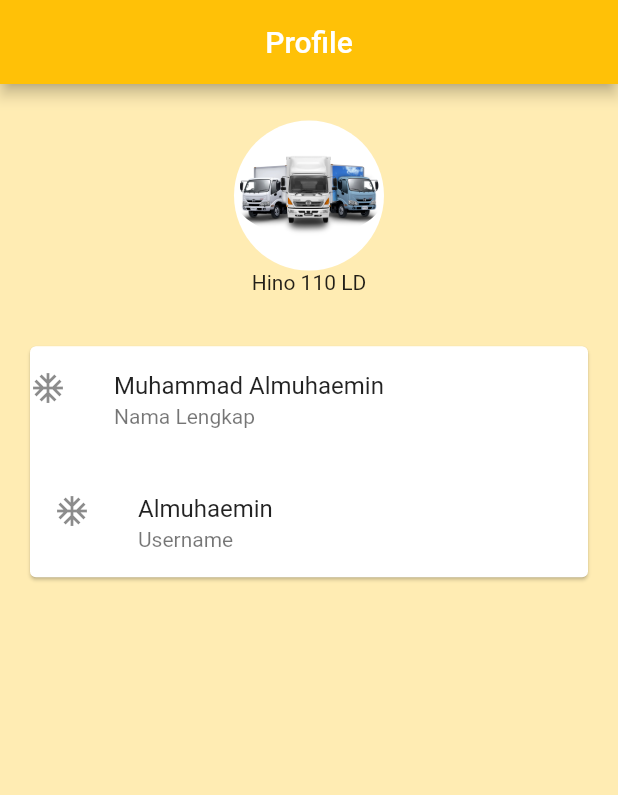
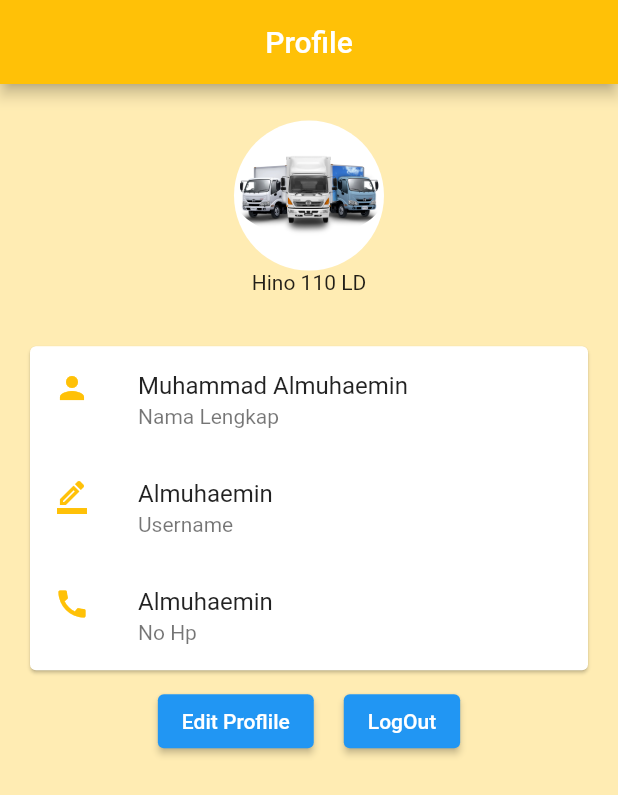
Before and after one commit to Arjumnr/smart-service, a Flutter app: the NavProfile screen opened directly, on a phone screen of 412 x 824 dp. Shown: the top 795 px of the screen. Run offline on Flutter 3.47's test engine with Material 2 defaults, Android fonts, the light colour scheme and no system bars; our stand-ins replace carousel_slider, flutter_login, fluttertoast, shared_preferences; accounts and stored records are empty; network calls fail.

Commit message:
local storrage & tampil home profil

```diff
--- a/lib/View/BottomNavigation/Form/form_kendaraan.dart
+++ b/lib/View/BottomNavigation/Form/form_kendaraan.dart
@@ -2,7 +2,6 @@
 import 'package:fluttertoast/fluttertoast.dart';
 import 'package:http/http.dart' as http;
 import 'dart:convert';
-import 'package:smart_service/View/BottomNavigation/bottom_navigation.dart';
 import 'package:smart_service/services.dart';
 
 class PilihKendaraan extends StatefulWidget {
--- a/lib/View/BottomNavigation/Profile/nav_profile.dart
+++ b/lib/View/BottomNavigation/Profile/nav_profile.dart
@@ -1,4 +1,6 @@
 import 'package:flutter/material.dart';
+import 'package:shared_preferences/shared_preferences.dart';
+import 'package:smart_service/View/BottomNavigation/Form/form_sigin.dart';
 
 class NavProfile extends StatefulWidget {
   NavProfile({Key? key}) : super(key: key);
@@ -54,15 +56,28 @@
           child: Column(
             children: [
               ListTile(
-                leading: Icon(Icons.ac_unit),
+                leading: Icon(
+                  Icons.person,
+                  color: Colors.amber,
+                ),
                 title: Text('Muhammad Almuhaemin'),
                 subtitle: Text('Nama Lengkap'),
-                contentPadding: EdgeInsets.only(bottom: 10),
               ),
               ListTile(
-                leading: Icon(Icons.ac_unit),
+                leading: Icon(
+                  Icons.border_color_outlined,
+                  color: Colors.amber,
+                ),
                 title: Text('Almuhaemin'),
                 subtitle: Text('Username'),
+              ),
+              ListTile(
+                leading: Icon(
+                  Icons.call,
+                  color: Colors.amber,
+                ),
+                title: Text('Almuhaemin'),
+                subtitle: Text('No Hp'),
               ),
             ],
           ),
@@ -78,6 +93,38 @@
             children: [
               imageProfil(),
               dataProfil(),
+              Row(
+                mainAxisAlignment: MainAxisAlignment.center,
+                children: [
+                  Container(
+                    child: ElevatedButton(
+                      child: Text('Edit Proflile'),
+                      onPressed: () {
+                        // Navigator.pushNamed(context, '');
+                      },
+                    ),
+                  ),
+                  SizedBox(
+                    width: 20,
+                  ),
+                  Container(
+                    child: ElevatedButton(
+                      child: Text('LogOut'),
+                      onPressed: () async {
+                        SharedPreferences prefs =
+                            await SharedPreferences.getInstance();
+                        prefs.remove('username');
+                        Navigator.push(
+                          context,
+                          new MaterialPageRoute(
+                            builder: (BuildContext context) => FormSignIn(),
+                          ),
+                        );
+                      },
+                    ),
+                  ),
+                ],
+              ),
             ],
           ),
         ));
--- /dev/null
+++ b/lib/database.dart
@@ -0,0 +1,4 @@
+// class DBProvider {
+//   DBProvider._();
+//   static final DBProvider db = DBProvider._();
+// }
--- a/lib/main.dart
+++ b/lib/main.dart
@@ -1,19 +1,30 @@
 import 'package:flutter/material.dart';
+import 'package:shared_preferences/shared_preferences.dart';
 import 'package:smart_service/View/BottomNavigation/Form/form_sigin.dart';
 import 'package:smart_service/View/BottomNavigation/Form/form_signup.dart';
+import 'package:smart_service/View/BottomNavigation/Profile/nav_profile.dart';
 import 'package:smart_service/View/BottomNavigation/bottom_navigation.dart';
 import 'package:smart_service/splash_screen.dart';
-
 import 'View/BottomNavigation/Form/form_kendaraan.dart';
 
 void main() {
   runApp(const MyApp());
 }
 
-class MyApp extends StatelessWidget {
+class MyApp extends StatefulWidget {
   const MyApp({Key? key}) : super(key: key);
 
   @override
+  State<MyApp> createState() => _MyAppState();
+}
+
+class _MyAppState extends State<MyApp> {
+  @override
+  // void initState() {
+  //   super.initState();
+  //   getPref();
+  // }
+
   Widget build(BuildContext context) {
     return MaterialApp(
       debugShowCheckedModeBanner: false,
--- a/pubspec.yaml
+++ b/pubspec.yaml
@@ -37,8 +37,12 @@
   flutter_launcher_icons: "^0.9.2"
   http: ^0.13.4
   carousel_slider: ^4.0.0
-  shared_preferences: ^2.0.8
+  shared_preferences: ^2.0.9
   fluttertoast: ^8.0.8
+  sqflite: ^2.0.0+4
+  dio: ^4.0.4
+  shimmer: ^2.0.0
+
 dev_dependencies:
   flutter_test:
     sdk: flutter
```
Also changed, not shown: lib/Providers/db_provider.dart (added, +22 -0 lines), lib/View/BottomNavigation/Form/form_sigin.dart (+68 -59 lines), lib/View/BottomNavigation/Form/form_signup.dart (+15 -5 lines), lib/View/BottomNavigation/Home/home_profile.dart (+84 -18 lines), lib/services.dart (+6 -6 lines), lib/splash_screen.dart (+14 -2 lines), pubspec.lock.
